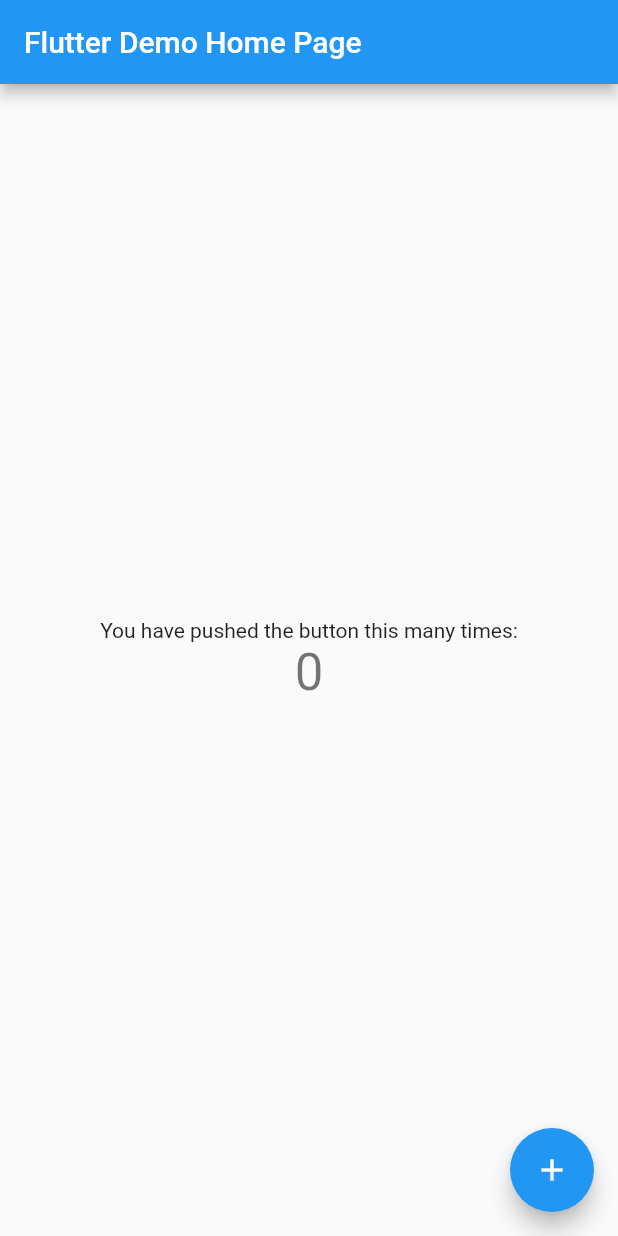
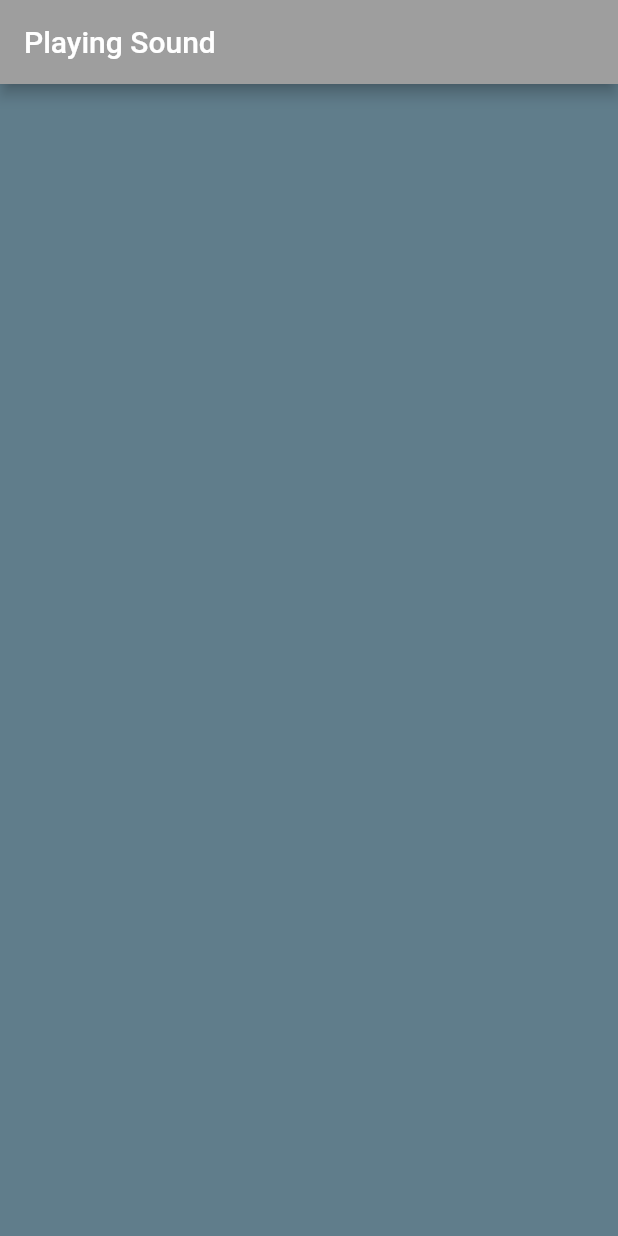
Before and after one commit to adilsontchameia/PlayingSound, a Flutter app: the screen it shows after launch, on a phone screen of 412 x 824 dp. Run offline on Flutter 3.47's test engine with Material 2 defaults, Android fonts, the light colour scheme and no system bars.

Commit message:
criacao da main view e insersao de midias

```diff
--- a/lib/main.dart
+++ b/lib/main.dart
@@ -1,113 +1,33 @@
 import 'package:flutter/material.dart';
 
 void main() {
-  runApp(MyApp());
+  runApp(MaterialApp(
+    home: Home(),
+    debugShowCheckedModeBanner: false,
+  ));
 }
 
-class MyApp extends StatelessWidget {
-  // This widget is the root of your application.
+class Home extends StatefulWidget {
+  @override
+  _HomeState createState() => _HomeState();
+}
+
+class _HomeState extends State<Home> {
   @override
   Widget build(BuildContext context) {
-    return MaterialApp(
-      title: 'Flutter Demo',
-      theme: ThemeData(
-        // This is the theme of your application.
-        //
-        // Try running your application with "flutter run". You'll see the
-        // application has a blue toolbar. Then, without quitting the app, try
-        // changing the primarySwatch below to Colors.green and then invoke
-        // "hot reload" (press "r" in the console where you ran "flutter run",
-        // or simply save your changes to "hot reload" in a Flutter IDE).
-        // Notice that the counter didn't reset back to zero; the application
-        // is not restarted.
-        primarySwatch: Colors.blue,
+    return Scaffold(
+      backgroundColor: Colors.blueGrey,
+      appBar: AppBar(
+        title: Text("Playing Sound"),
+        backgroundColor: Colors.grey,
       ),
-      home: MyHomePage(title: 'Flutter Demo Home Page'),
+      body: Container(
+        child: Column(
+          children: [
+
+          ],
+        ),
+      ),
     );
   }
 }
-
-class MyHomePage extends StatefulWidget {
-  MyHomePage({Key key, this.title}) : super(key: key);
-
-  // This widget is the home page of your application. It is stateful, meaning
-  // that it has a State object (defined below) that contains fields that affect
-  // how it looks.
-
-  // This class is the configuration for the state. It holds the values (in this
-  // case the title) provided by the parent (in this case the App widget) and
-  // used by the build method of the State. Fields in a Widget subclass are
-  // always marked "final".
-
-  final String title;
-
-  @override
-  _MyHomePageState createState() => _MyHomePageState();
-}
-
-class _MyHomePageState extends State<MyHomePage> {
-  int _counter = 0;
-
-  void _incrementCounter() {
-    setState(() {
-      // This call to setState tells the Flutter framework that something has
-      // changed in this State, which causes it to rerun the build method below
-      // so that the display can reflect the updated values. If we changed
-      // _counter without calling setState(), then the build method would not be
-      // called again, and so nothing would appear to happen.
-      _counter++;
-    });
-  }
-
-  @override
-  Widget build(BuildContext context) {
-    // This method is rerun every time setState is called, for instance as done
-    // by the _incrementCounter method above.
-    //
-    // The Flutter framework has been optimized to make rerunning build methods
-    // fast, so that you can just rebuild anything that needs updating rather
-    // than having to individually change instances of widgets.
-    return Scaffold(
-      appBar: AppBar(
-        // Here we take the value from the MyHomePage object that was created by
-        // the App.build method, and use it to set our appbar title.
-        title: Text(widget.title),
-      ),
-      body: Center(
-        // Center is a layout widget. It takes a single child and positions it
-        // in the middle of the parent.
-        child: Column(
-          // Column is also a layout widget. It takes a list of children and
-          // arranges them vertically. By default, it sizes itself to fit its
-          // children horizontally, and tries to be as tall as its parent.
-          //
-          // Invoke "debug painting" (press "p" in the console, choose the
-          // "Toggle Debug Paint" action from the Flutter Inspector in Android
-          // Studio, or the "Toggle Debug Paint" command in Visual Studio Code)
-          // to see the wireframe for each widget.
-          //
-          // Column has various properties to control how it sizes itself and
-          // how it positions its children. Here we use mainAxisAlignment to
-          // center the children vertically; the main axis here is the vertical
-          // axis because Columns are vertical (the cross axis would be
-          // horizontal).
-          mainAxisAlignment: MainAxisAlignment.center,
-          children: <Widget>[
-            Text(
-              'You have pushed the button this many times:',
-            ),
-            Text(
-              '$_counter',
-              style: Theme.of(context).textTheme.headline4,
-            ),
-          ],
-        ),
-      ),
-      floatingActionButton: FloatingActionButton(
-        onPressed: _incrementCounter,
-        tooltip: 'Increment',
-        child: Icon(Icons.add),
-      ), // This trailing comma makes auto-formatting nicer for build methods.
-    );
-  }
-}
--- a/pubspec.yaml
+++ b/pubspec.yaml
@@ -28,6 +28,7 @@
   # The following adds the Cupertino Icons font to your application.
   # Use with the CupertinoIcons class for iOS style icons.
   cupertino_icons: ^1.0.2
+  audioplayers: ^0.12.0
 
 dev_dependencies:
   flutter_test:
```
Also changed, not shown: images/executar.png (added), images/parar.png (added), images/pausar.png (added), pubspec.lock, 2 other files.
